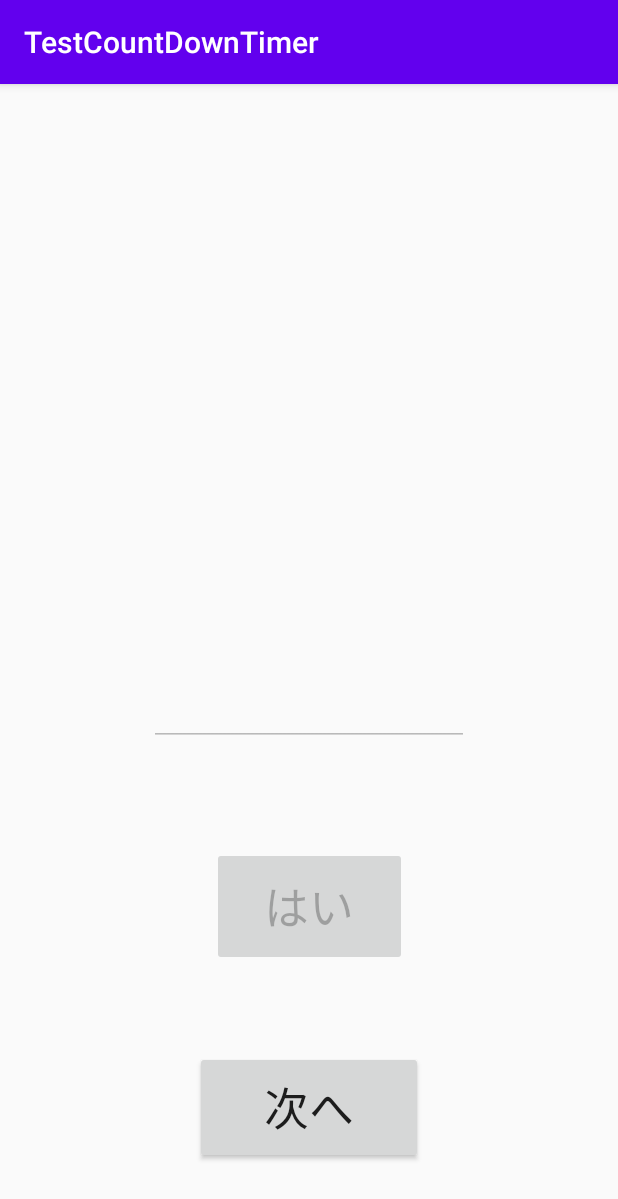
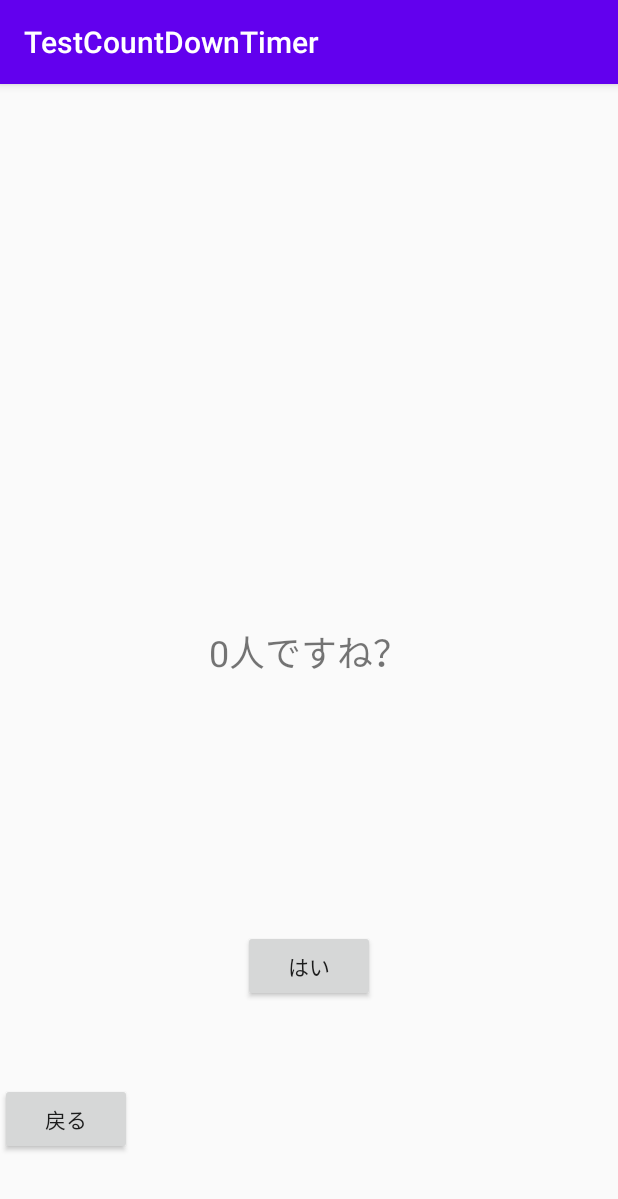
Before and after one commit to konan-pbl-2020/Jinrou_main, an Android app: the Ninzyu screen opened directly, with no data from a screen before it, after a tap on "決定", on a phone screen of 412 x 824 dp. Shown: the top 1199 px of the screen. Run offline under Robolectric (Android 15) with nearby library versions, the phone set to English and light mode, and no system bars; 1 statement that could not run was skipped.

Commit message:
your turn

```diff
--- a/app/src/main/AndroidManifest.xml
+++ b/app/src/main/AndroidManifest.xml
@@ -9,7 +9,9 @@
         android:roundIcon="@mipmap/ic_launcher_round"
         android:supportsRtl="true"
         android:theme="@style/AppTheme">
-        <activity android:name=".CountSecond"></activity>
+        <activity android:name=".Setumei"></activity>
+        <activity android:name=".Kakunin" />
+        <activity android:name=".CountSecond" />
         <activity android:name=".Touhyou" />
         <activity android:name=".YourTurn" />
         <activity android:name=".Rule" />
--- /dev/null
+++ b/app/src/main/java/com/example/jinrou_pr/Kakunin.java
@@ -0,0 +1,84 @@
+package com.example.jinrou_pr;
+
+import androidx.appcompat.app.AppCompatActivity;
+
+import android.content.Intent;
+import android.os.Bundle;
+import android.view.View;
+import android.widget.Button;
+import android.widget.TextView;
+
+import java.util.ArrayList;
+import java.util.Collections;
+
+public class Kakunin extends AppCompatActivity {
+    public static Yakuwari yaku_main[];
+    public static int pointa_i = 0;
+
+    @Override
+    protected void onCreate(Bundle savedInstanceState) {
+        pointa_i = 0;
+        super.onCreate(savedInstanceState);
+        setContentView(R.layout.activity_kakunin);
+
+        TextView textViewkaku = (TextView)findViewById(R.id.textView_kaku);
+        textViewkaku.setText(Ninzyu.num+"人ですね？");
+
+        yaku_main =  kettei();
+
+        Button buttonkaku = (Button)findViewById(R.id.button_kaku);
+        buttonkaku.setOnClickListener(new View.OnClickListener() {
+            @Override
+            public void onClick(View v) {
+                Intent intentky = new Intent(Kakunin.this,YourTurn.class);
+                startActivity(intentky);
+            }
+        });
+
+        Button buttonkn = (Button)findViewById(R.id.button_modo);
+        buttonkn.setOnClickListener(new View.OnClickListener() {
+            @Override
+            public void onClick(View v) {
+                Intent intentkn = new Intent(Kakunin.this,Ninzyu.class);
+                startActivity(intentkn);
+            }
+        });
+    }
+
+    public Yakuwari[] kettei(){
+
+        int i;
+        int num1 = Ninzyu.num;
+        int d;
+        //int sent_d[] = new int[1000];
+
+
+        Yakuwari[] yaku_k = new Yakuwari[num1];
+        ArrayList<Integer> list = new ArrayList<Integer>();
+
+        // listに値を入れる。この段階では昇順
+        for(i = 0 ; i < num1 ; i++) {
+            list.add(i);
+        }
+
+        // シャッフルして、順番を変える
+        Collections.shuffle(list);
+
+        for(i = 0;i<num1;i++) {
+            d = list.get(i) % 6;
+            if(d <=2){
+                d = 0;
+            }else if(d == 3){
+                d = 1;
+            }else  if(d >= 4){
+                d = 2;
+            }
+            //    sent_d[i] = d;
+            yaku_k[i] = new Yakuwari(i,d,0);
+        }
+        //Intent intentyk = new Intent(YourTurn.this,Touhyou.class);
+        //intentyk.putExtra("Data",sent_d);
+        return yaku_k;
+
+    }
+}
--- a/app/src/main/java/com/example/jinrou_pr/Kekka.java
+++ b/app/src/main/java/com/example/jinrou_pr/Kekka.java
@@ -10,7 +10,7 @@ import android.widget.EditText;
 import android.widget.TextView;
 
 public class Kekka extends AppCompatActivity {
-    Yakuwari yaku_kettei[] = YourTurn.yaku_main;
+    Yakuwari yaku_kettei[] = Kakunin.yaku_main;
     int sisya = Touhyou.max_i;
 
     @Override
--- a/app/src/main/java/com/example/jinrou_pr/Ninzyu.java
+++ b/app/src/main/java/com/example/jinrou_pr/Ninzyu.java
@@ -25,8 +25,8 @@ public class Ninzyu extends AppCompatActivity {
             @Override
             public void onClick(View v) {
                 onButtonClick();
-                Intent intentna = new Intent(Ninzyu.this, YourTurn.class);
-                startActivity(intentna);
+                Intent intentnk = new Intent(Ninzyu.this, Kakunin.class);
+                startActivity(intentnk);
             }
         });
 
--- /dev/null
+++ b/app/src/main/res/layout/activity_kakunin.xml
@@ -0,0 +1,39 @@
+<?xml version="1.0" encoding="utf-8"?>
+<androidx.constraintlayout.widget.ConstraintLayout xmlns:android="http://schemas.android.com/apk/res/android"
+    xmlns:app="http://schemas.android.com/apk/res-auto"
+    xmlns:tools="http://schemas.android.com/tools"
+    android:layout_width="match_parent"
+    android:layout_height="match_parent"
+    tools:context=".Kakunin">
+
+    <Button
+        android:id="@+id/button_modo"
+        android:layout_width="wrap_content"
+        android:layout_height="wrap_content"
+        android:text="戻る"
+        app:layout_constraintBottom_toBottomOf="parent"
+        app:layout_constraintStart_toStartOf="parent"
+        app:layout_constraintTop_toBottomOf="@+id/button_kaku" />
+
+    <Button
+        android:id="@+id/button_kaku"
+        android:layout_width="wrap_content"
+        android:layout_height="wrap_content"
+        android:text="はい"
+        app:layout_constraintBottom_toBottomOf="parent"
+        app:layout_constraintEnd_toEndOf="parent"
+        app:layout_constraintStart_toStartOf="parent"
+        app:layout_constraintTop_toBottomOf="@+id/textView_kaku" />
+
+    <TextView
+        android:id="@+id/textView_kaku"
+        android:layout_width="143dp"
+        android:layout_height="47dp"
+        android:text="TextView"
+        android:textAlignment="center"
+        android:textSize="24sp"
+        app:layout_constraintBottom_toBottomOf="parent"
+        app:layout_constraintEnd_toEndOf="parent"
+        app:layout_constraintStart_toStartOf="parent"
+        app:layout_constraintTop_toTopOf="parent" />
+</androidx.constraintlayout.widget.ConstraintLayout>
--- a/app/src/main/res/layout/activity_your_turn.xml
+++ b/app/src/main/res/layout/activity_your_turn.xml
@@ -16,10 +16,10 @@
         app:layout_constraintEnd_toEndOf="parent"
         app:layout_constraintStart_toStartOf="parent"
         app:layout_constraintTop_toTopOf="parent"
-        app:layout_constraintVertical_bias="0.073" />
+        app:layout_constraintVertical_bias="0.068" />
 
     <Button
-        android:id="@+id/button_y"
+        android:id="@+id/button_h"
         android:layout_width="130dp"
         android:layout_height="79dp"
         android:text="はい"
@@ -29,27 +29,4 @@
         app:layout_constraintStart_toStartOf="parent"
         app:layout_constraintTop_toBottomOf="@+id/textView4" />
 
-    <EditText
-        android:id="@+id/editTextNumber_y"
-        android:layout_width="wrap_content"
-        android:layout_height="wrap_content"
-        android:ems="10"
-        android:inputType="number"
-        android:textAlignment="center"
-        app:layout_constraintBottom_toTopOf="@+id/button_y"
-        app:layout_constraintEnd_toEndOf="parent"
-        app:layout_constraintStart_toStartOf="parent"
-        app:layout_constraintTop_toBottomOf="@+id/textView4" />
-
-    <Button
-        android:id="@+id/button_next"
-        android:layout_width="152dp"
-        android:layout_height="75dp"
-        android:layout_marginTop="8dp"
-        android:text="次へ"
-        android:textSize="30sp"
-        app:layout_constraintBottom_toBottomOf="parent"
-        app:layout_constraintEnd_toEndOf="parent"
-        app:layout_constraintStart_toStartOf="parent"
-        app:layout_constraintTop_toBottomOf="@+id/button_y" />
 </androidx.constraintlayout.widget.ConstraintLayout>
```
Also changed, not shown: app/src/main/java/com/example/jinrou_pr/Setumei.java (added, +212 -0 lines), app/src/main/java/com/example/jinrou_pr/YourTurn.java (+7 -217 lines), app/src/main/res/layout/activity_main.xml (+2 -12 lines), app/src/main/res/layout/activity_setumei.xml (added, +55 -0 lines).
